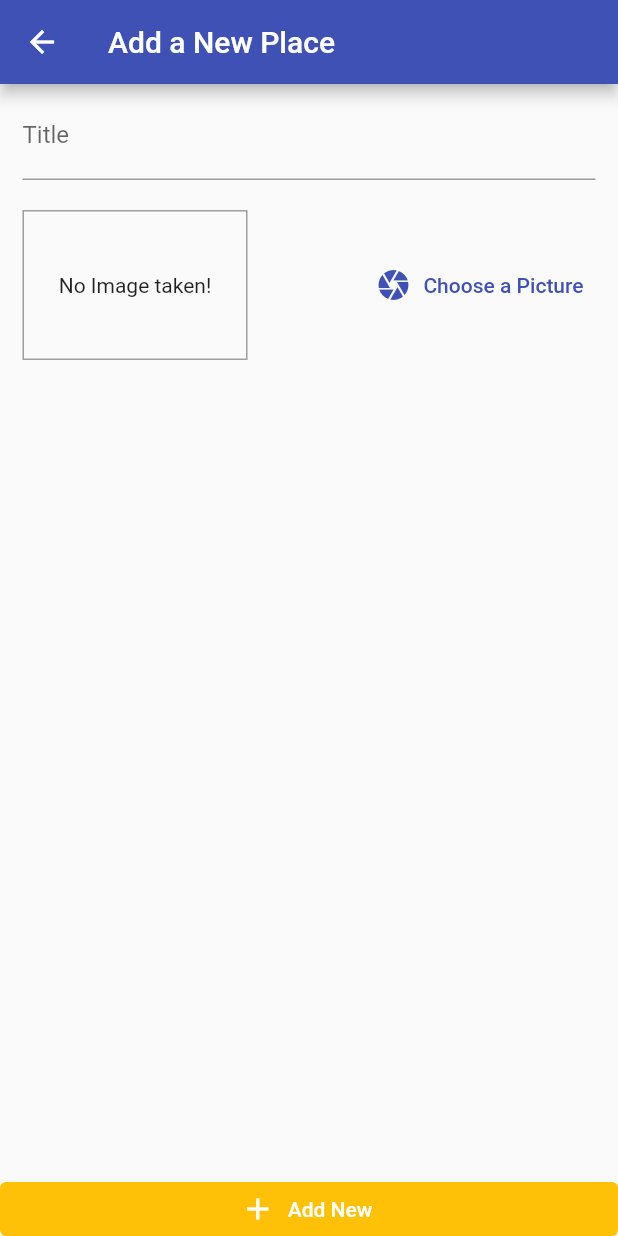
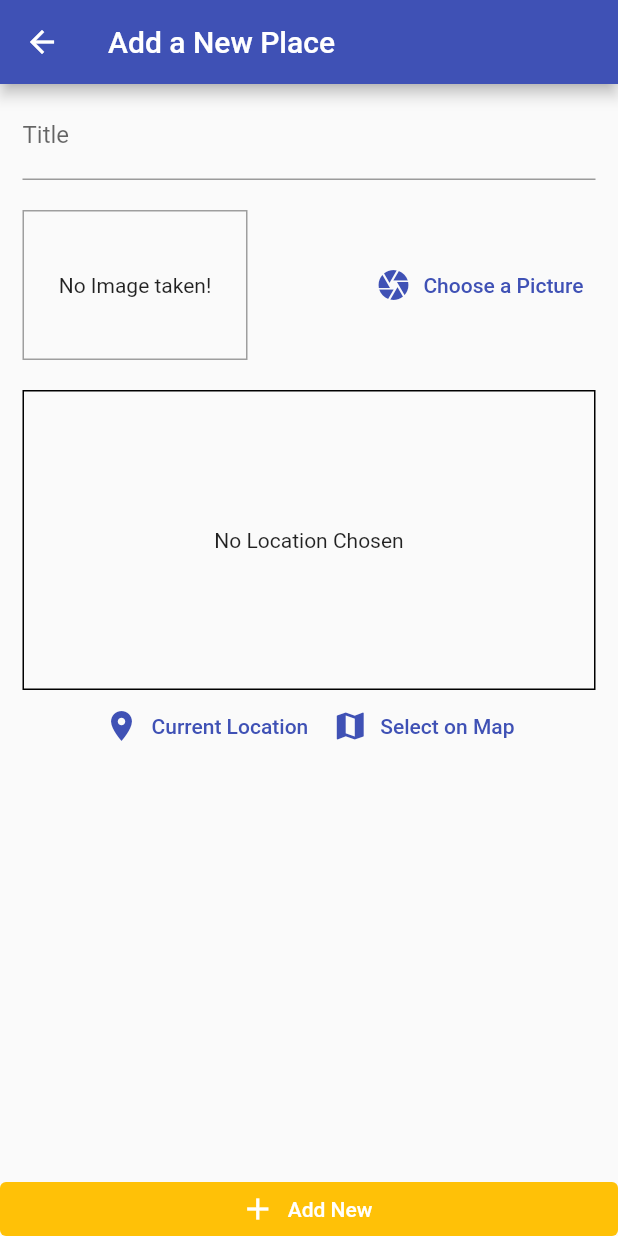
Before and after one commit to trongnhanv/flutter_tuts, a Flutter app: the screen it shows after launch, after a tap on the "add" icon, on a phone screen of 412 x 824 dp. Run offline on Flutter 3.47's test engine with Material 2 defaults, Android fonts, the phone set to English and light mode, and no system bars; our stand-ins replace cached_network_image, flutter_bloc, image_picker, location, sqflite; accounts and stored records are empty.

Commit message:
Complete Great App - No Map

```diff
--- /dev/null
+++ b/lib/udemy/common/future_widget.dart
@@ -0,0 +1,29 @@
+import 'package:flutter/material.dart';
+
+class FutureWidget {
+  Widget buildFutureContent(AsyncSnapshot<Object?> snapshot,
+      {required Widget contentWidget,
+      Widget? loadingWidget,
+      Widget? errorWidget}) {
+    switch (snapshot.connectionState) {
+      case ConnectionState.waiting:
+        return loadingWidget ??
+            const Center(
+              child: CircularProgressIndicator(),
+            );
+      case ConnectionState.done:
+        if (snapshot.hasError) {
+          print(snapshot.error);
+          return errorWidget ??
+              const Center(
+                child: Text('Have an error!'),
+              );
+        }
+        return contentWidget;
+      default:
+        return const Center(
+          child: Text('Unhandle State!'),
+        );
+    }
+  }
+}
--- /dev/null
+++ b/lib/udemy/common/string.dart
@@ -0,0 +1,7 @@
+import 'dart:math';
+
+const _chars = 'AaBbCcDdEeFfGgHhIiJjKkLlMmNnOoPpQqRrSsTtUuVvWwXxYyZz1234567890';
+Random _rnd = Random();
+
+String getRandomString(int length) => String.fromCharCodes(Iterable.generate(
+    length, (_) => _chars.codeUnitAt(_rnd.nextInt(_chars.length))));
--- /dev/null
+++ b/lib/udemy/great_places_app/db/index.dart
@@ -0,0 +1,14 @@
+import 'package:flutter/widgets.dart';
+import 'package:path/path.dart' as path;
+import 'package:sqflite/sqflite.dart';
+
+class DB {
+  Future<Database> initDatabase(String tableName, String $fields) async {
+    WidgetsFlutterBinding.ensureInitialized();
+    return openDatabase(
+        path.join(await getDatabasesPath(), 'great_place_app.db'),
+        onCreate: (db, version) {
+      return db.execute('CREATE TABLE $tableName(' + $fields + ')');
+    }, version: 1);
+  }
+}
--- /dev/null
+++ b/lib/udemy/great_places_app/db/places_table.dart
@@ -0,0 +1,29 @@
+import 'package:sqflite/sqflite.dart';
+
+import './index.dart';
+import '../models/place_model.dart';
+
+class PlacesTable extends DB {
+  static const tableName = 'places';
+  static const columnId = 'id';
+  static const columnTitle = 'title';
+  static const columnImageUrl = 'image_url';
+
+  Future<Database> openDabase() {
+    return initDatabase(tableName,
+        '$columnId TEXT PRIMARY KEY, $columnTitle TEXT, $columnImageUrl TEXT');
+  }
+
+  Future<bool> insert(PlaceModel place) async {
+    final db = await openDabase();
+    var response = await db.insert(tableName, place.toJson());
+    return response > 0;
+  }
+
+  Future<List<PlaceModel>> all() async {
+    final db = await openDabase();
+    final List<Map<String, dynamic>> maps = await db.query(tableName);
+    return List.generate(
+        maps.length, (index) => PlaceModel.fromJson(maps[index]));
+  }
+}
--- a/lib/udemy/great_places_app/models/place_model.dart
+++ b/lib/udemy/great_places_app/models/place_model.dart
@@ -12,12 +12,36 @@ class PlaceLocation {
 class PlaceModel {
   final String id;
   final String title;
-  final PlaceLocation location;
-  final File image;
+  final PlaceLocation? location;
+  final File? image;
 
   const PlaceModel(
       {required this.id,
       required this.title,
       required this.location,
       required this.image});
+
+  PlaceModel copyWith(
+      {String? id, String? title, PlaceLocation? location, File? image}) {
+    return PlaceModel(
+        id: id ?? this.id,
+        title: title ?? this.title,
+        location: location ?? this.location,
+        image: image ?? this.image);
+  }
+
+  PlaceModel.fromJson(Map<String, dynamic> values)
+      : id = values['id'],
+        title = values['title'],
+        location = values['location'],
+        image = File(values['image_url']);
+
+  Map<String, dynamic> toJson() {
+    return {
+      'id': id,
+      'title': title,
+      // 'location': location,
+      'image_url': image!.path
+    };
+  }
 }
--- a/lib/udemy/great_places_app/providers/places_provider.dart
+++ b/lib/udemy/great_places_app/providers/places_provider.dart
@@ -1,8 +1,29 @@
+import 'package:basic_tuts/youtube/19_food_app/utils/string.dart';
 import 'package:flutter/material.dart';
 import '../models/place_model.dart';
+import '../db/places_table.dart';
 
 class PlacesProvider with ChangeNotifier {
+  final placeTable = PlacesTable();
   List<PlaceModel> _items = [];
 
   List<PlaceModel> get items => [..._items];
+
+  Future<void> index() {
+    return placeTable.all().then((value) {
+      _items = value;
+      notifyListeners();
+    });
+  }
+
+  Future<void> store(PlaceModel place) {
+    place = place.copyWith(id: getRandomString(5));
+    return placeTable.insert(place).then((value) {
+      if (!value) {
+        throw Exception('Cannot insert place data!');
+      }
+      _items.add(place);
+      notifyListeners();
+    });
+  }
 }
--- a/lib/udemy/great_places_app/screens/add_place_screen.dart
+++ b/lib/udemy/great_places_app/screens/add_place_screen.dart
@@ -1,5 +1,12 @@
+import 'dart:io';
+
+import 'package:basic_tuts/udemy/common/noti_widget.dart';
 import 'package:flutter/material.dart';
+import 'package:provider/provider.dart';
 import '../widgets/image_input.dart';
+import '../models/place_model.dart';
+import '../providers/places_provider.dart';
+import '../widgets/location_input.dart';
 
 class AddPlaceScreen extends StatelessWidget {
   static const routeName = 'add-place-screen';
@@ -14,7 +21,7 @@ class AddPlaceScreen extends StatelessWidget {
   }
 }
 
-class PlaceForm extends StatefulWidget {
+class PlaceForm extends StatefulWidget with NotiWidget {
   const PlaceForm({Key? key}) : super(key: key);
 
   @override
@@ -22,30 +29,63 @@ class PlaceForm extends StatefulWidget {
 }
 
 class _PlaceFormState extends State<PlaceForm> {
+  final GlobalKey<FormState> _form = GlobalKey();
+  PlaceModel _place =
+      const PlaceModel(id: '', title: '', location: null, image: null);
+
+  void _submit() {
+    if (!_form.currentState!.validate()) {
+      return;
+    }
+    if (_place.image == null) {
+      widget.showAlertDialog(context,
+          title: 'Error!', content: 'Please select an image');
+    }
+    _form.currentState!.save();
+    context.read<PlacesProvider>().store(_place).then((value) {
+      Navigator.of(context).pop();
+    });
+  }
+
   @override
   Widget build(BuildContext context) {
-    return Column(
+    return Form(
+      key: _form,
+      child: Column(
           mainAxisAlignment: MainAxisAlignment.spaceBetween,
           crossAxisAlignment: CrossAxisAlignment.stretch,
           children: [
             Padding(
               padding: const EdgeInsets.symmetric(vertical: 5, horizontal: 15),
-            child: Expanded(
               child: Column(
-                children: const [
-                  TextField(
-                    decoration: InputDecoration(labelText: 'Title'),
+                children: [
+                  TextFormField(
+                    decoration: const InputDecoration(labelText: 'Title'),
+                    validator: (value) {
+                      if (value!.isEmpty) {
+                        return "This field is required";
+                      }
+                      return null;
+                    },
+                    onSaved: (value) {
+                      _place = _place.copyWith(title: value);
+                    },
                   ),
-                  SizedBox(
+                  const SizedBox(
                     height: 20,
                   ),
-                  ImageInput()
+                  ImageInput(onSelectImage: (File image) {
+                    _place = _place.copyWith(image: image);
+                  }),
+                  const SizedBox(
+                    height: 20,
+                  ),
+                  const LocationInput()
                 ],
               ),
             ),
-          ),
             ElevatedButton.icon(
-            onPressed: () {},
+              onPressed: _submit,
               icon: const Icon(Icons.add),
               label: const Text('Add New'),
               style: ElevatedButton.styleFrom(
@@ -53,6 +93,7 @@ class _PlaceFormState extends State<PlaceForm> {
                   elevation: 0,
                   tapTargetSize: MaterialTapTargetSize.shrinkWrap),
             )
-        ]);
+          ]),
+    );
   }
 }
--- a/lib/udemy/great_places_app/screens/place_list_screen.dart
+++ b/lib/udemy/great_places_app/screens/place_list_screen.dart
@@ -1,7 +1,11 @@
 import 'package:flutter/material.dart';
+import 'package:provider/provider.dart';
 import './add_place_screen.dart';
+import '../providers/places_provider.dart';
+import '../widgets/place_list_item.dart';
+import '../../common/future_widget.dart';
 
-class PlaceListScreen extends StatelessWidget {
+class PlaceListScreen extends StatelessWidget with FutureWidget {
   static const routeName = 'place-list-screen';
 
   const PlaceListScreen({Key? key}) : super(key: key);
@@ -19,7 +23,20 @@ class PlaceListScreen extends StatelessWidget {
               icon: const Icon(Icons.add))
         ],
       ),
-      body: const Center(child: CircularProgressIndicator()),
+      body: FutureBuilder(
+        future: context.read<PlacesProvider>().index(),
+        builder: (_, snapshot) =>
+            Consumer<PlacesProvider>(builder: (_, data, __) {
+          return buildFutureContent(snapshot,
+              contentWidget: data.items.isEmpty
+                  ? const Center(child: Text('Empty List!'))
+                  : ListView.builder(
+                      itemCount: data.items.length,
+                      itemBuilder: (_, index) {
+                        return PlaceListItem(place: data.items[index]);
+                      }));
+        }),
+      ),
     );
   }
 }
--- /dev/null
+++ b/lib/udemy/great_places_app/widgets/location_input.dart
@@ -0,0 +1,77 @@
+import 'package:flutter/material.dart';
+import 'package:location/location.dart';
+
+class LocationInput extends StatefulWidget {
+  const LocationInput({Key? key}) : super(key: key);
+
+  @override
+  State<LocationInput> createState() => _LocationInputState();
+}
+
+class _LocationInputState extends State<LocationInput> {
+  String? previewImageUrl;
+  Location location = new Location();
+
+  late bool _serviceEnabled;
+  late PermissionStatus _permissionGranted;
+  late LocationData _locationData;
+
+  Future<void> _getCurrentLocation() async {
+    // final locationData = await Location().getLocation();
+    _serviceEnabled = await location.serviceEnabled();
+    if (!_serviceEnabled) {
+      _serviceEnabled = await location.requestService();
+      if (!_serviceEnabled) {
+        return;
+      }
+    }
+
+    _permissionGranted = await location.hasPermission();
+    if (_permissionGranted == PermissionStatus.denied) {
+      _permissionGranted = await location.requestPermission();
+      if (_permissionGranted != PermissionStatus.granted) {
+        return;
+      }
+    }
+
+    _locationData = await location.getLocation();
+    print(_locationData.latitude);
+    print(_locationData.longitude);
+  }
+
+  @override
+  Widget build(BuildContext context) {
+    return Column(
+      children: [
+        Container(
+            height: 200,
+            width: double.infinity,
+            decoration: BoxDecoration(border: Border.all()),
+            alignment: Alignment.center,
+            child: previewImageUrl == null
+                ? const Text(
+                    'No Location Chosen',
+                    textAlign: TextAlign.center,
+                  )
+                : Image.network(
+                    previewImageUrl!,
+                    fit: BoxFit.cover,
+                    width: double.infinity,
+                  )),
+        Row(
+          mainAxisAlignment: MainAxisAlignment.center,
+          children: [
+            TextButton.icon(
+                onPressed: _getCurrentLocation,
+                icon: const Icon(Icons.location_on),
+                label: const Text('Current Location')),
+            TextButton.icon(
+                onPressed: () {},
+                icon: const Icon(Icons.map),
+                label: const Text('Select on Map'))
+          ],
+        )
+      ],
+    );
+  }
+}
--- a/pubspec.yaml
+++ b/pubspec.yaml
@@ -39,6 +39,11 @@ dependencies:
   cached_network_image: ^3.2.0
   http: ^0.13.5
   image_picker: ^0.8.5+3
+  path_provider: ^2.0.11
+  path: any
+  sqflite: any
+  location: ^4.4.0
+
 
 dev_dependencies:
   flutter_test:
```
Also changed, not shown: lib/udemy/common/noti_widget.dart (added, +43 -0 lines), lib/udemy/great_places_app/widgets/image_input.dart (+43 -6 lines), lib/udemy/great_places_app/widgets/place_list_item.dart (added, +15 -0 lines), pubspec.lock, 4 other files. Lines whose indentation alone changed are shown as unchanged.
